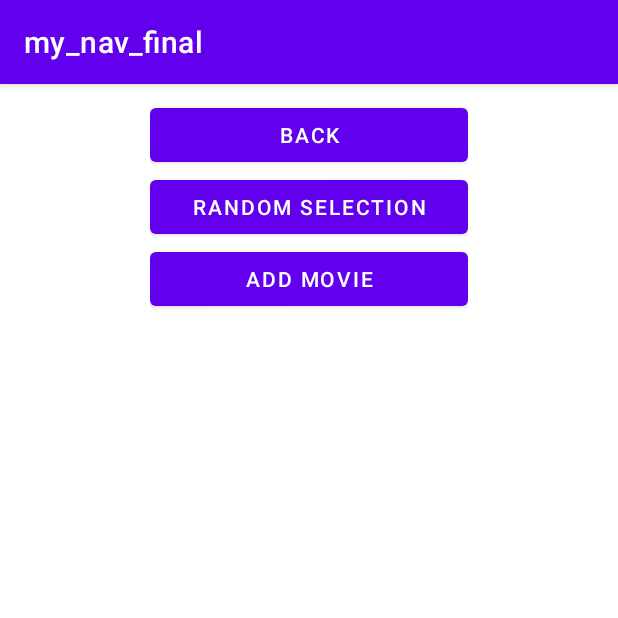
After one commit to levifeyd/Project_App, an Android app: the AddMovieFragment screen opened through its navigation route, on a phone screen of 412 x 824 dp, the top half of it. The commit adds this screen. Run offline under Robolectric (Android 15) with nearby library versions, the phone set to English and light mode, and no system bars.

Commit message:
decompose methods and rename Frgamnets

```diff
--- /dev/null
+++ b/AppCinema/app/src/main/java/android/example/AppCinema/AddMovieFragment.java
@@ -0,0 +1,69 @@
+package android.example.AppCinema;
+
+import android.annotation.SuppressLint;
+import android.os.Bundle;
+
+import androidx.fragment.app.Fragment;
+import androidx.navigation.NavController;
+import androidx.navigation.fragment.NavHostFragment;
+
+import android.view.LayoutInflater;
+import android.view.View;
+import android.view.ViewGroup;
+import android.widget.Button;
+import android.widget.EditText;
+import android.widget.LinearLayout;
+
+import java.util.ArrayList;
+
+
+public class AddMovieFragment extends Fragment {
+    private NavController navController;
+    private ArrayList<View> allMovies;
+    private Button button_add;
+    private Button randomButton;
+
+    @Override
+    public View onCreateView(LayoutInflater inflater, ViewGroup container,
+                             Bundle savedInstanceState) {
+        View rootView = inflater.inflate(R.layout.add_movie_fragment, container, false);
+        navController= NavHostFragment.findNavController(this);
+        allMovies = new ArrayList<>();  //инициализировали наш массив с edittext
+        final LinearLayout linear = rootView.findViewById(R.id.linear);
+        button_add = rootView.findViewById(R.id.button_add);
+        ClickOfButtonsOfCustomLayout(linear);
+        randomButton = rootView.findViewById(R.id.button_random);
+        ClickRandomButton();
+        Button button_back = rootView.findViewById(R.id.b_back_button_f3);
+        button_back.setOnClickListener(view -> navController.popBackStack());
+        return rootView;
+    }
+    private void ClickOfButtonsOfCustomLayout(LinearLayout linear){  // в кастомном layout находим кнопки и делаем обработку нажатий
+        button_add.setOnClickListener(v -> {
+            @SuppressLint("InflateParams")
+            final View view = getLayoutInflater().inflate(R.layout.custom_layout, null);  //берем наш кастомный лейаут находим через него все наши кнопки, задаем нужные данные
+            Button deleteField = view.findViewById(R.id.button_delete);
+            allMovies.add(view);  //добавляем все что создаем в массив
+            linear.addView(view);  //добавляем елементы в linearlayout
+            deleteField.setOnClickListener(v1 -> {
+                try {
+                    ((LinearLayout) view.getParent()).removeView(view);  //получаем родительский view и удаляем его
+                    allMovies.remove(view); //удаляем эту же запись из массива что бы не оставалось мертвых записей
+                } catch(IndexOutOfBoundsException ex) {
+                    ex.printStackTrace();
+                }
+            });
+        });
+    }
+    private void ClickRandomButton(){  // берем рандомную строку из списка строк и передадим ее в следующий фрагмент
+        randomButton.setOnClickListener(view -> {
+            int position = (int)(Math.random() * allMovies.size());
+            String result = ((EditText) allMovies.get(position).findViewById(R.id.editText)).getText().toString();
+            AddMovieFragment fragment3 = new AddMovieFragment();
+            Bundle bundle = new Bundle();
+            bundle.putString("string", result);
+            fragment3.setArguments(bundle);
+            navController.navigate(R.id.fragment4, bundle);
+        });
+    }
+}
--- a/AppCinema/app/src/main/java/android/example/AppCinema/Fragment1.java
+++ b/AppCinema/app/src/main/java/android/example/AppCinema/CreateRoomFragment.java
@@ -9,11 +9,11 @@ import android.view.LayoutInflater;
 import android.view.View;
 import android.view.ViewGroup;
 
-public class Fragment1 extends Fragment {
+public class CreateRoomFragment extends Fragment {
 
     @Override
     public View onCreateView(LayoutInflater inflater, ViewGroup container,
                              Bundle savedInstanceState) {
-        return inflater.inflate(R.layout.fragment_1, container, false);
+        return inflater.inflate(R.layout.create_room_fragment, container, false);
     }
 }
--- a/AppCinema/app/src/main/java/android/example/AppCinema/MainActivity.java
+++ b/AppCinema/app/src/main/java/android/example/AppCinema/MainActivity.java
@@ -5,20 +5,19 @@ import androidx.navigation.NavController;
 import androidx.navigation.Navigation;
 
 import android.annotation.SuppressLint;
-import android.example.AppCinema.R;
 import android.os.Bundle;
 import android.widget.Button;
 
 public class MainActivity extends AppCompatActivity {
     private NavController navController;
 
-    @SuppressLint("MissingInflatedId")
     @Override
     protected void onCreate(Bundle savedInstanceState) {
         super.onCreate(savedInstanceState);
         setContentView(R.layout.activity_main);
         navController = Navigation.findNavController(this,R.id.nav_host_fragment);
 
+        @SuppressLint({"MissingInflatedId", "LocalSuppress"})
         Button button_next = findViewById(R.id.b_start);
         button_next.setOnClickListener(view -> navController.navigate(R.id.fragment2));
     }
--- a/AppCinema/app/src/main/java/android/example/AppCinema/Fragment2.java
+++ b/AppCinema/app/src/main/java/android/example/AppCinema/SelectFilmSerialFragment.java
@@ -1,7 +1,6 @@
 package android.example.AppCinema;
 
 import android.annotation.SuppressLint;
-import android.example.AppCinema.R;
 import android.os.Bundle;
 
 import androidx.fragment.app.Fragment;
@@ -13,7 +12,7 @@ import android.view.View;
 import android.view.ViewGroup;
 import android.widget.Button;
 
-public class Fragment2 extends Fragment {
+public class SelectFilmSerialFragment extends Fragment {
     NavController navController;
 
 
@@ -22,7 +21,7 @@ public class Fragment2 extends Fragment {
     public View onCreateView(LayoutInflater inflater, ViewGroup container,
                              Bundle savedInstanceState) {
 
-        View rootView = inflater.inflate(R.layout.fragment_2, container, false);
+        View rootView = inflater.inflate(R.layout.select_film_serial, container, false);
 
         Button button_next = (Button) rootView.findViewById(R.id.b_films);
         Button button_back = (Button) rootView.findViewById(R.id.b_back_f2);
--- a/AppCinema/app/src/main/res/layout/fragment_3.xml
+++ b/AppCinema/app/src/main/res/layout/add_movie_fragment.xml
@@ -5,7 +5,7 @@
     android:paddingLeft="100dp"
     android:paddingRight="100dp"
     android:paddingTop="10dp"
-    tools:context=".Fragment3"
+    tools:context=".AddMovieFragment"
     >
     <Button
         android:id="@+id/b_back_button_f3"
--- a/AppCinema/app/src/main/res/layout/fragment_1.xml
+++ b/AppCinema/app/src/main/res/layout/create_room_fragment.xml
@@ -4,7 +4,7 @@
     xmlns:tools="http://schemas.android.com/tools"
     android:layout_width="match_parent"
     android:layout_height="match_parent"
-    tools:context=".Fragment1">
+    tools:context=".CreateRoomFragment">
 
     <Button
         android:id="@+id/b_start"
--- a/AppCinema/app/src/main/res/layout/fragment_2.xml
+++ b/AppCinema/app/src/main/res/layout/select_film_serial.xml
@@ -3,7 +3,7 @@
     xmlns:tools="http://schemas.android.com/tools"
     android:layout_width="match_parent"
     android:layout_height="match_parent"
-    tools:context=".Fragment2">
+    tools:context=".SelectFilmSerialFragment">
 
     <Button
         android:id="@+id/b_films"
--- a/AppCinema/app/src/main/res/navigation/main_graph.xml
+++ b/AppCinema/app/src/main/res/navigation/main_graph.xml
@@ -7,34 +7,34 @@
 
     <fragment
         android:id="@+id/fragment1"
-        android:name="android.example.AppCinema.Fragment1"
+        android:name="android.example.AppCinema.CreateRoomFragment"
         android:label="fragment_1"
-        tools:layout="@layout/fragment_1" >
+        tools:layout="@layout/create_room_fragment" >
         <action
             android:id="@+id/action_fragment1_to_fragment2"
             app:destination="@id/fragment2" />
     </fragment>
     <fragment
         android:id="@+id/fragment2"
-        android:name="android.example.AppCinema.Fragment2"
+        android:name="android.example.AppCinema.SelectFilmSerialFragment"
         android:label="fragment_2"
-        tools:layout="@layout/fragment_2" >
+        tools:layout="@layout/select_film_serial" >
         <action
             android:id="@+id/action_fragment2_to_fragment3"
             app:destination="@id/fragment3" />
     </fragment>
     <fragment
         android:id="@+id/fragment3"
-        android:name="android.example.AppCinema.Fragment3"
+        android:name="android.example.AppCinema.AddMovieFragment"
         android:label="fragment_3"
-        tools:layout="@layout/fragment_3" >
+        tools:layout="@layout/add_movie_fragment" >
         <action
             android:id="@+id/action_fragment3_to_fragment4"
             app:destination="@id/fragment4" />
     </fragment>
     <fragment
         android:id="@+id/fragment4"
-        android:name="android.example.AppCinema.Fragment4"
+        android:name="android.example.AppCinema.GetMovieFragment"
         android:label="fragment_4"
-        tools:layout="@layout/fragment_4" />
+        tools:layout="@layout/get_movie_fragment" />
 </navigation>
```
Also changed, not shown: AppCinema/app/src/main/java/android/example/AppCinema/Fragment3.java (deleted, +0 -79 lines), AppCinema/app/src/main/java/android/example/AppCinema/GetMovieFragment.java (renamed from AppCinema/app/src/main/java/android/example/AppCinema/Fragment4.java, +4 -6 lines), AppCinema/app/src/main/res/layout/get_movie_fragment.xml (renamed from AppCinema/app/src/main/res/layout/fragment_4.xml).
